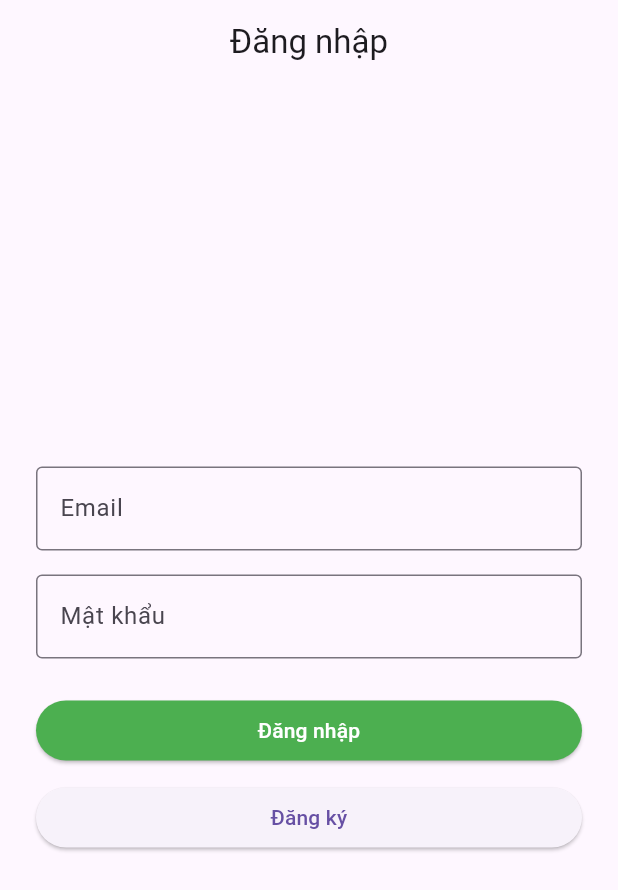
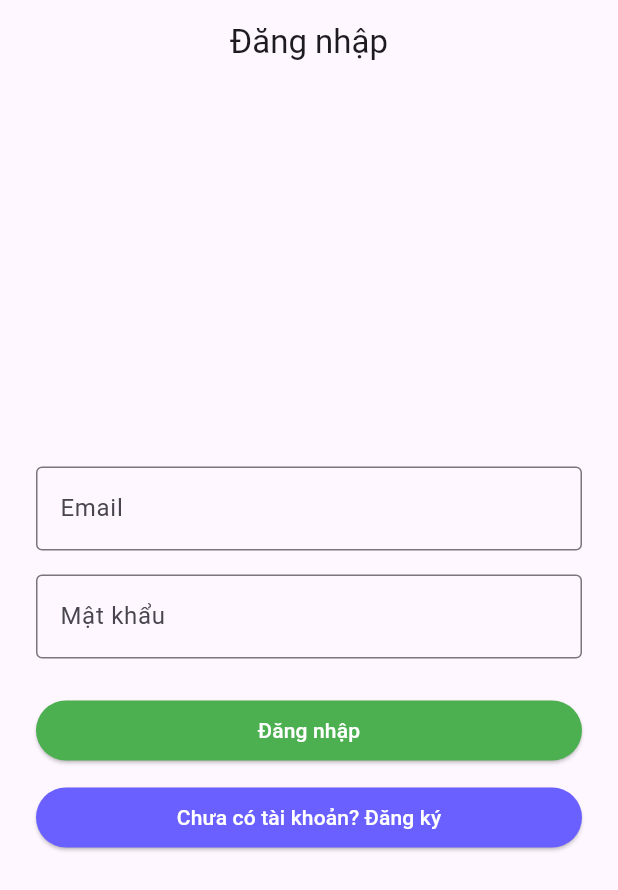
Before and after one commit to delht/LeaFMusic_2, a Flutter app: the screen it shows after launch, on a phone screen of 412 x 824 dp. Shown: the top 890 px of the screen. Run offline on Flutter 3.47's test engine with Material 3 defaults, Android fonts, the phone set to English and light mode, and no system bars; our stand-ins replace equatable, flutter_bloc, flutter_dotenv, shared_preferences.

Commit message:
Logic đăng nhập, đăng xuất

```diff
--- /dev/null
+++ b/lib/bloc/account/login_event.dart
@@ -0,0 +1,10 @@
+part of 'login_bloc.dart';
+
+abstract class LoginEvent {}
+
+class LoginSubmitted extends LoginEvent {
+  final String email;
+  final String password;
+
+  LoginSubmitted({required this.email, required this.password});
+}
--- /dev/null
+++ b/lib/bloc/account/login_state.dart
@@ -0,0 +1,15 @@
+part of 'login_bloc.dart';
+
+abstract class LoginState {}
+
+class LoginInitial extends LoginState {}
+
+class LoginLoading extends LoginState {}
+
+class LoginSuccess extends LoginState {}
+
+class LoginFailure extends LoginState {
+  final String message;
+
+  LoginFailure(this.message);
+}
--- /dev/null
+++ b/lib/core/auth_manager.dart
@@ -0,0 +1,43 @@
+import 'package:shared_preferences/shared_preferences.dart';
+
+class AuthManager {
+  static Future<void> saveUserInfo({
+    required String token,
+    required String userId,
+    required String username,
+    required String email,
+  }) async {
+    final prefs = await SharedPreferences.getInstance();
+    await prefs.setString('token', token);
+    await prefs.setString('userId', userId);
+    await prefs.setString('username', username);
+    await prefs.setString('email', email);
+  }
+
+  static Future<bool> isLoggedIn() async {
+    final prefs = await SharedPreferences.getInstance();
+    return prefs.getString('token') != null;
+  }
+
+  static Future<void> logout() async {
+    final prefs = await SharedPreferences.getInstance();
+
+    // await prefs.clear(); //DÙNG CÁI NÀY SẼ XÓA TOAFN BỘ, BAO GỒM CẢ SÁNG VÀ TỐI
+
+    await prefs.remove('token');
+    await prefs.remove('userId');
+    await prefs.remove('username');
+    await prefs.remove('email');
+
+  }
+
+  // ===========================================================================
+
+  static Future<String?> getUsername() async {
+    final prefs = await SharedPreferences.getInstance();
+    return prefs.getString('username');
+  }
+
+
+
+}
--- a/lib/main.dart
+++ b/lib/main.dart
@@ -1,12 +1,12 @@
 import 'package:flutter/material.dart';
 import 'package:flutter_bloc/flutter_bloc.dart';
 import 'package:flutter_dotenv/flutter_dotenv.dart';
+import 'package:leafmusic_2/core/auth_manager.dart';
 import 'package:leafmusic_2/bloc/search/search_bloc.dart';
 import 'package:leafmusic_2/repositories/search_repository.dart';
 import 'package:leafmusic_2/screens/account/login_screen.dart';
-
+import 'package:leafmusic_2/screens/home_screen.dart';
 import 'bloc/theme/theme_cubit.dart';
-import 'screens/home_screen.dart';
 import 'bloc/song/song_bloc.dart';
 import 'bloc/album/album_bloc.dart';
 import 'bloc/artist/artist_bloc.dart';
@@ -19,18 +19,22 @@
   await dotenv.load(fileName: ".env");
 
   final themeCubit = ThemeCubit();
-  await themeCubit.loadTheme(); // Load từ SharedPreferences trước khi runApp
+  await themeCubit.loadTheme();
+
+  final isLoggedIn = await AuthManager.isLoggedIn();
 
   runApp(
     BlocProvider.value(
       value: themeCubit,
-      child: const MyApp(),
+      child: MyApp(isLoggedIn: isLoggedIn),
     ),
   );
 }
 
 class MyApp extends StatelessWidget {
-  const MyApp({super.key});
+  final bool isLoggedIn;
+
+  const MyApp({super.key, required this.isLoggedIn});
 
   @override
   Widget build(BuildContext context) {
@@ -47,12 +51,13 @@
             debugShowCheckedModeBanner: false,
             theme: ThemeData.light(),
             darkTheme: ThemeData.dark(),
-            themeMode: themeMode, // Áp dụng chế độ theme hiện tại
-            // home: const HomeScreen(),
-            // home: const TestScreen(),
+            themeMode: themeMode,
+
+            home: isLoggedIn ? const HomeScreen() : const LoginScreen(),
+            // ✅ Routes để Navigator.pushNamed sử dụng
             routes: {
-              '/': (context) => const LoginScreen(),
               '/home': (context) => const HomeScreen(),
+              '/login': (context) => const LoginScreen(),
             },
           );
         },
--- /dev/null
+++ b/lib/repositories/auth_repository.dart
@@ -0,0 +1,23 @@
+import 'dart:convert';
+import 'package:flutter_dotenv/flutter_dotenv.dart';
+import 'package:http/http.dart' as http;
+
+class AuthRepository {
+  final String ip = "${dotenv.env['IPv4']}:${dotenv.env['port']}";
+
+  Future<Map<String, dynamic>> login(String email, String password) async {
+    final url = Uri.parse('http://$ip/api/users/login');
+
+    final response = await http.post(
+      url,
+      headers: {'Content-Type': 'application/json'},
+      body: jsonEncode({'email': email, 'password': password}),
+    );
+
+    if (response.statusCode == 200) {
+      return jsonDecode(response.body);
+    } else {
+      throw Exception('Sai tài khoản hoặc mật khẩu');
+    }
+  }
+}
--- a/lib/screens/account/login_screen.dart
+++ b/lib/screens/account/login_screen.dart
@@ -1,6 +1,9 @@
 import 'package:flutter/material.dart';
-import 'package:leafmusic_2/screens/account/register_screen.dart';
-import '../home_screen.dart';
+import 'package:flutter_bloc/flutter_bloc.dart';
+import 'package:leafmusic_2/bloc/account/login_bloc.dart';
+import 'package:leafmusic_2/repositories/auth_repository.dart';
+import 'package:leafmusic_2/screens/home_screen.dart';
+import 'register_screen.dart';
 
 class LoginScreen extends StatelessWidget {
   const LoginScreen({super.key});
@@ -8,11 +11,12 @@ class LoginScreen extends StatelessWidget {
   @override
   Widget build(BuildContext context) {
 
-    //Khai báo biến - Lưu nội dung
-    final TextEditingController usernameController = TextEditingController();
-    final TextEditingController passwordController = TextEditingController();
+    final usernameController = TextEditingController();
+    final passwordController = TextEditingController();
 
-    return Scaffold(
+    return BlocProvider(
+      create: (_) => LoginBloc(AuthRepository()),
+      child: Scaffold(
 
         appBar: AppBar(
           title: const Text("Đăng nhập"),
@@ -22,69 +26,103 @@ class LoginScreen extends StatelessWidget {
         body: Padding(
           padding: const EdgeInsets.all(24.0),
 
-        child: Column(
+          child: BlocConsumer<LoginBloc, LoginState>(
+
+            listener: (context, state) {
+              if (state is LoginSuccess) {
+                Navigator.pushAndRemoveUntil(
+                  context,
+                  MaterialPageRoute(builder: (_) => const HomeScreen()),
+                      (route) => false,
+                );
+              } else if (state is LoginFailure) {
+                ScaffoldMessenger.of(context).showSnackBar(
+                  SnackBar(content: Text(state.message)),
+                );
+              }
+            },
+
+            builder: (context, state) {
+              return Column(
                 mainAxisAlignment: MainAxisAlignment.center,
+
                 children: [
-
+                  // Tên đăng nhập (Email)
                   TextField(
                     controller: usernameController,
-              decoration: InputDecoration(
+                    decoration: const InputDecoration(
                       labelText: 'Email',
                       border: OutlineInputBorder(),
                     ),
                   ),
                   const SizedBox(height: 16),
 
+                  // Mật khẩu
                   TextField(
                     controller: passwordController,
                     obscureText: true,
-              decoration: InputDecoration(
+                    decoration: const InputDecoration(
                       labelText: 'Mật khẩu',
                       border: OutlineInputBorder(),
                     ),
                   ),
                   const SizedBox(height: 24),
 
-            // Nút đăng nhập
+                  // Nút Đăng nhập
                   SizedBox(
                     width: double.infinity,
-              child: ElevatedButton(
-
+                    child: Builder(
+                      builder: (context) {
+                        if (state is LoginLoading) {
+                          return ElevatedButton(
+                            onPressed: null,
+                            child: const CircularProgressIndicator(),
+                          );
+                        } else {
+                          return ElevatedButton(
                             style: ElevatedButton.styleFrom(
                               backgroundColor: Colors.green,
-                  foregroundColor: Colors.white
+                              foregroundColor: Colors.white,
                             ),
-
                             onPressed: () {
-
-                  Navigator.pushAndRemoveUntil(
-                    context,
-                    MaterialPageRoute(builder: (_) => const HomeScreen()),
-                        (route) => false,
+                              context.read<LoginBloc>().add(
+                                LoginSubmitted(
+                                  email: usernameController.text,
+                                  password: passwordController.text,
+                                ),
                               );
                             },
                             child: const Text("Đăng nhập"),
+                          );
+                        }
+                      },
                     ),
                   ),
                   const SizedBox(height: 10),
 
-            // Nút đăng ký
+                  // Nút chuyển qua trang đăng ký
                   SizedBox(
                     width: double.infinity,
                     child: ElevatedButton(
+                      style: ElevatedButton.styleFrom(
+                        backgroundColor: Color(0xFF6A5FFF),
+                        foregroundColor: Colors.white,
+                      ),
                       onPressed: () {
-
                         Navigator.push(
                           context,
                           MaterialPageRoute(builder: (_) => const RegisterScreen()),
                         );
                       },
-                child: const Text("Đăng ký"),
+                      child: const Text("Chưa có tài khoản? Đăng ký"),
                     ),
                   ),
 
 
                 ],
+              );
+            },
+          ),
         ),
       ),
     );
```
Also changed, not shown: lib/bloc/account/login_bloc.dart (added, +38 -0 lines), lib/custom/custom_navbar.dart (+75 -49 lines), 1 other file. Lines whose indentation alone changed are shown as unchanged.
